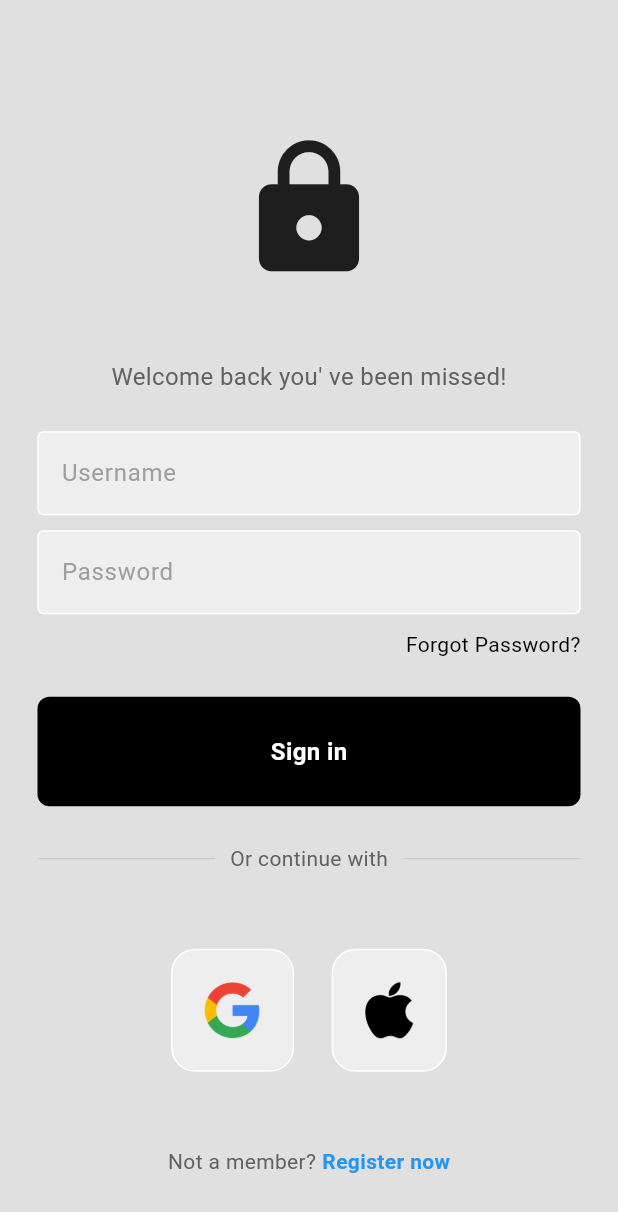
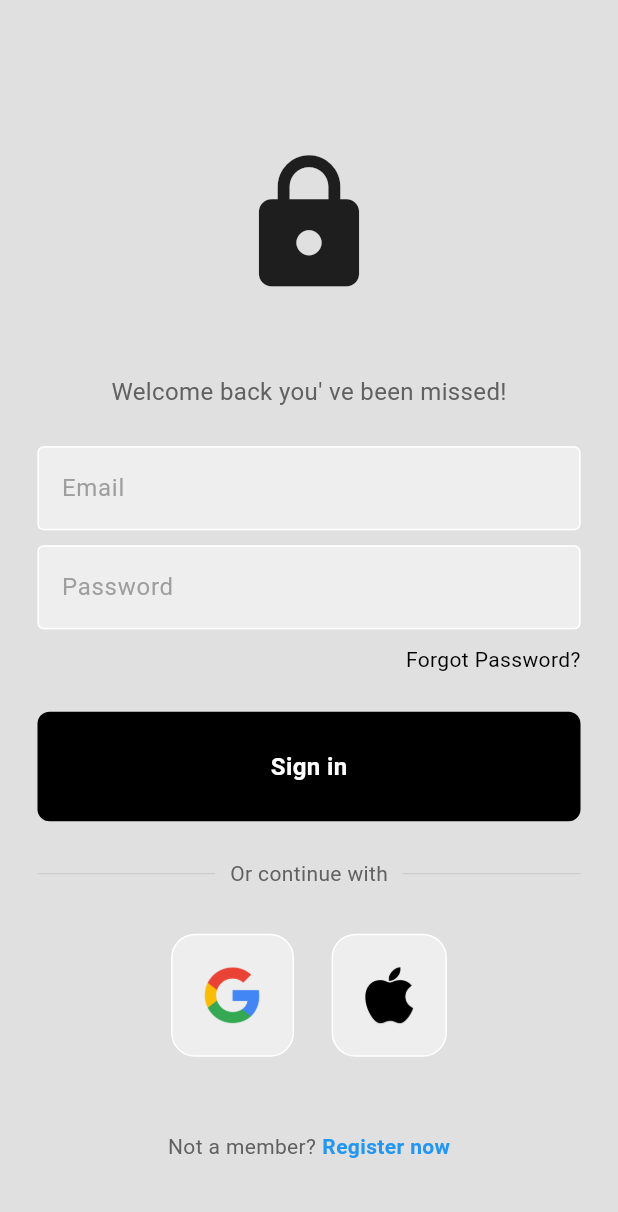
Before and after one commit to Aliaydin2/flutterProject, a Flutter app: the screen it shows after launch, after a tap on "Sign in", on a phone screen of 412 x 824 dp. Shown: the top 1212 px of the screen. Run offline on Flutter 3.47's test engine with Material 3 defaults, Android fonts, the phone set to English and light mode, and no system bars; our stand-ins replace bloc, firebase_auth, firebase_core; accounts and stored records are empty; network calls fail.

```diff
--- /dev/null
+++ b/devtools_options.yaml
@@ -0,0 +1 @@
+extensions:
--- /dev/null
+++ b/lib/bloc/counter/counter_event.dart
@@ -0,0 +1,4 @@
+part of 'counter_bloc.dart';
+
+@immutable
+sealed class CounterEvent {}
--- /dev/null
+++ b/lib/bloc/counter/counter_state.dart
@@ -0,0 +1,6 @@
+part of 'counter_bloc.dart';
+
+@immutable
+sealed class CounterState {}
+
+final class CounterInitial extends CounterState {}
--- /dev/null
+++ b/lib/bloc/user/user_event.dart
@@ -0,0 +1,4 @@
+part of 'user_bloc.dart';
+
+@immutable
+sealed class UserEvent {}
--- /dev/null
+++ b/lib/bloc/user/user_state.dart
@@ -0,0 +1,6 @@
+part of 'user_bloc.dart';
+
+@immutable
+sealed class UserState {}
+
+final class UserInitial extends UserState {}
--- a/lib/components/my_button.dart
+++ b/lib/components/my_button.dart
@@ -2,7 +2,8 @@ import 'package:flutter/material.dart';
 
 class MyButton extends StatelessWidget {
   final Function()? onTap;
-  const MyButton({super.key, required this.onTap});
+  final String text;
+  const MyButton({super.key, required this.onTap, required this.text});
 
   @override
   Widget build(BuildContext context) {
@@ -13,10 +14,10 @@ class MyButton extends StatelessWidget {
         margin: const EdgeInsets.symmetric(horizontal: 25),
         decoration: BoxDecoration(
             color: Colors.black, borderRadius: BorderRadius.circular(8)),
-        child: const Center(
+        child: Center(
           child: Text(
-            "Sign in",
-            style: TextStyle(
+            text,
+            style: const TextStyle(
                 color: Colors.white, fontSize: 16, fontWeight: FontWeight.bold),
           ),
         ),
--- a/lib/components/my_text_field.dart
+++ b/lib/components/my_text_field.dart
@@ -1,7 +1,7 @@
 import 'package:flutter/material.dart';
 
 class MyTextField extends StatelessWidget {
-  final controller;
+  final dynamic controller;
   final String hintText;
   final bool obscureText;
   const MyTextField(
--- /dev/null
+++ b/lib/cubit/cubit/cubit_state.dart
@@ -0,0 +1,6 @@
+part of 'cubit_cubit.dart';
+
+@immutable
+sealed class CubitState {}
+
+final class CubitInitial extends CubitState {}
--- a/lib/main.dart
+++ b/lib/main.dart
@@ -1,7 +1,14 @@
 import 'package:flutter/material.dart';
-import 'package:flutter_application_1/pages/login_page.dart';
+import 'package:flutter_application_1/pages/auth_page.dart';
+import 'package:firebase_core/firebase_core.dart';
+import 'firebase_options.dart';
 
-void main() {
+void main() async {
+  WidgetsFlutterBinding.ensureInitialized();
+  await Firebase.initializeApp(
+    options: DefaultFirebaseOptions.currentPlatform,
+  );
+
   runApp(const MyApp());
 }
 
@@ -10,9 +17,9 @@ class MyApp extends StatelessWidget {
 
   @override
   Widget build(BuildContext context) {
-    return MaterialApp(
+    return const MaterialApp(
       debugShowCheckedModeBanner: false,
-      home: LoginPage(),
+      home: AuthPage(),
     );
   }
 }
--- /dev/null
+++ b/lib/pages/auth_page.dart
@@ -0,0 +1,28 @@
+import 'package:firebase_auth/firebase_auth.dart';
+import 'package:flutter/material.dart';
+import 'package:flutter_application_1/pages/home_page.dart';
+import 'package:flutter_application_1/pages/login_or_register_page.dart';
+
+class AuthPage extends StatelessWidget {
+  const AuthPage({super.key});
+
+  @override
+  Widget build(BuildContext context) {
+    return Scaffold(
+      body: StreamBuilder<User?>(
+        stream: FirebaseAuth.instance.authStateChanges(),
+        builder: (context, snapshot) {
+          //user is logged in
+          if (snapshot.hasData) {
+            return HomePage();
+          }
+
+          //user is not logged in
+          else {
+            return const LoginOrRegisterPage();
+          }
+        },
+      ),
+    );
+  }
+}
--- /dev/null
+++ b/lib/pages/login_or_register_page.dart
@@ -0,0 +1,35 @@
+import 'package:flutter/material.dart';
+import 'package:flutter_application_1/pages/login_page.dart';
+import 'package:flutter_application_1/pages/register_page.dart';
+
+class LoginOrRegisterPage extends StatefulWidget {
+  const LoginOrRegisterPage({super.key});
+
+  @override
+  State<LoginOrRegisterPage> createState() => _LoginOrRegisterPageState();
+}
+
+class _LoginOrRegisterPageState extends State<LoginOrRegisterPage> {
+  //initial login page
+  bool showLoginPage = true;
+
+  //toggle login register page
+  void togglePages() {
+    setState(() {
+      showLoginPage = !showLoginPage;
+    });
+  }
+
+  @override
+  Widget build(BuildContext context) {
+    if (showLoginPage) {
+      return LoginPage(
+        onTop: togglePages,
+      );
+    } else {
+      return RegisterPage(
+        onTop: togglePages,
+      );
+    }
+  }
+}
--- a/lib/pages/login_page.dart
+++ b/lib/pages/login_page.dart
@@ -1,17 +1,72 @@
+import 'package:firebase_auth/firebase_auth.dart';
 import 'package:flutter/material.dart';
 import 'package:flutter_application_1/components/my_button.dart';
 import 'package:flutter_application_1/components/my_text_field.dart';
 import 'package:flutter_application_1/components/square_tile.dart';
 
-class LoginPage extends StatelessWidget {
-  LoginPage({super.key});
+//import '../components/toast.dart';
 
+class LoginPage extends StatefulWidget {
+  final Function()? onTop;
+  const LoginPage({super.key, required this.onTop});
+
+  @override
+  State<LoginPage> createState() => _LoginPageState();
+}
+
+class _LoginPageState extends State<LoginPage> {
   //text editing controller
-  final usernameController = TextEditingController();
+  final emailController = TextEditingController();
+
   final passwordController = TextEditingController();
 
   //signUserIn Method
-  void signUserIn() {}
+  void signUserIn() async {
+    //show loading circle
+    showDialog(
+        context: context,
+        builder: (context) {
+          return const Center(
+            child: CircularProgressIndicator(),
+          );
+        });
+
+    try {
+      await FirebaseAuth.instance.signInWithEmailAndPassword(
+          email: emailController.text, password: passwordController.text);
+
+      Navigator.pop(context);
+    } on FirebaseAuthException catch (e) {
+      //pop the loading circle
+
+      Navigator.pop(context);
+      //showErrorMessage(e.code);
+
+      //wrong email
+      if (e.code == 'user-not-found') {
+        // print('No user found for that email');
+        //wrong password
+        showErrorMessage("Invalid Email");
+      } else if (e.code == 'wrong-password') {
+        //  print('object');
+        showErrorMessage("Incorrect Password");
+      }
+    }
+  }
+
+//error message to the user
+  void showErrorMessage(String message) {
+    showDialog(
+      context: context,
+      builder: (context) {
+        return AlertDialog(
+          title: Text(message),
+        );
+      },
+    );
+  }
+
+  //buildToastMsg(msg: "Invalid Email - Please try again");
 
   @override
   Widget build(BuildContext context) {
@@ -19,6 +74,8 @@ class LoginPage extends StatelessWidget {
       backgroundColor: Colors.grey[300],
       body: SafeArea(
         child: Center(
+          //singleChildScrollView klavye açıldığında yer olmama problemini çözüyor.
+          child: SingleChildScrollView(
             child: Column(
               mainAxisAlignment: MainAxisAlignment.center,
               children: [
@@ -35,10 +92,10 @@ class LoginPage extends StatelessWidget {
 
                 const SizedBox(height: 25),
 
-              //usernametextfield
+                //emailtextfield
                 MyTextField(
-                controller: usernameController,
-                hintText: "Username",
+                  controller: emailController,
+                  hintText: "Email",
                   obscureText: false,
                 ),
 
@@ -68,9 +125,7 @@ class LoginPage extends StatelessWidget {
                 const SizedBox(height: 25),
 
                 //sign in button
-              MyButton(
-                onTap: signUserIn,
-              ),
+                MyButton(onTap: signUserIn, text: "Sign in"),
 
                 const SizedBox(height: 25),
 
@@ -96,7 +151,7 @@ class LoginPage extends StatelessWidget {
                   ),
                 ),
 
-              const SizedBox(height: 50),
+                const SizedBox(height: 30),
 
                 //google apple sign in buttons
                 const Row(
@@ -122,10 +177,13 @@ class LoginPage extends StatelessWidget {
                       style: TextStyle(color: Colors.grey[700]),
                     ),
                     const SizedBox(width: 4),
-                  const Text(
+                    GestureDetector(
+                      onTap: widget.onTop,
+                      child: const Text(
                         "Register now",
                         style: TextStyle(
                             color: Colors.blue, fontWeight: FontWeight.bold),
+                      ),
                     )
                   ],
                 )
@@ -133,6 +191,7 @@ class LoginPage extends StatelessWidget {
             ),
           ),
         ),
+      ),
     );
   }
 }
--- a/pubspec.yaml
+++ b/pubspec.yaml
@@ -35,6 +35,11 @@ dependencies:
   # The following adds the Cupertino Icons font to your application.
   # Use with the CupertinoIcons class for iOS style icons.
   cupertino_icons: ^1.0.2
+  firebase_auth: ^4.14.0
+  firebase_core: ^2.22.0
+  flutter_bloc:
+  bloc:
+  meta:
 
 dev_dependencies:
   flutter_test:
@@ -46,6 +51,7 @@ dev_dependencies:
   # package. See that file for information about deactivating specific lint
   # rules and activating additional ones.
   flutter_lints: ^2.0.0
+
 
 # For information on the generic Dart part of this file, see the
 # following page: https://dart.dev/tools/pub/pubspec
```
Also changed, not shown: lib/bloc/counter/counter_bloc.dart (added, +13 -0 lines), lib/bloc/user/user_bloc.dart (added, +13 -0 lines), lib/components/toast.dart (added, +13 -0 lines), lib/cubit/cubit/cubit_cubit.dart (added, +8 -0 lines), lib/pages/home_page.dart (added, +24 -0 lines), lib/pages/register_page.dart (added, +194 -0 lines), lib/bloc/deneme.dart (added), lib/firebase_options.dart (added), pubspec.lock, 20 other files. Lines whose indentation alone changed are shown as unchanged.
